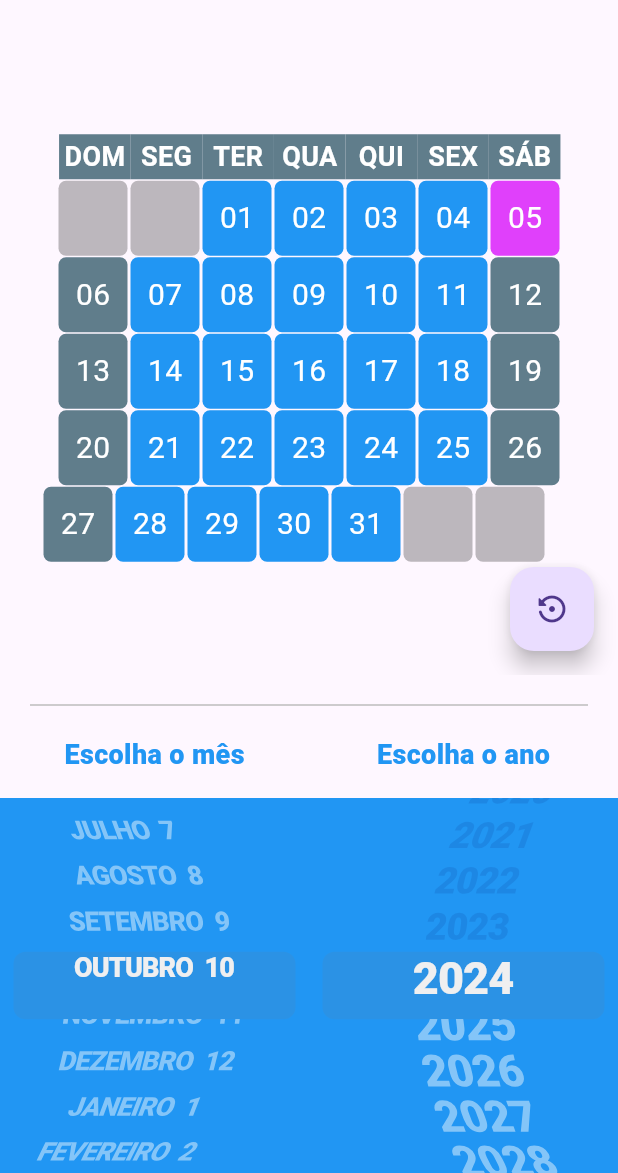
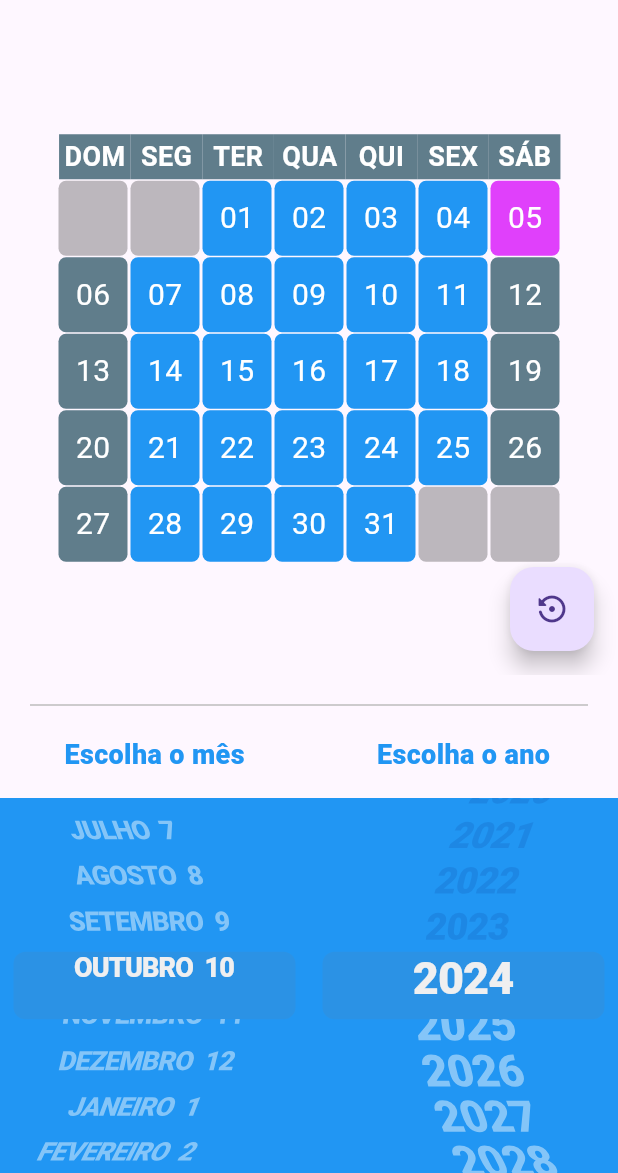
Before and after one commit to s7Thiago/escala-smart-iasd, a Flutter app: the screen it shows after launch, on a phone screen of 412 x 824 dp, the part 63-1236 px from its top. Run offline on Flutter 3.47's test engine with Material 3 defaults, Android fonts, the light colour scheme and no system bars; our stand-ins replace hive; accounts and stored records are empty.

Commit message:
Refactorização do código para melhorar a geração de dias da semana no calendário, e corrigir desalinhamentos no calendário

```diff
--- a/lib/escala/utils/date_utils.dart
+++ b/lib/escala/utils/date_utils.dart
@@ -91,7 +91,7 @@ class AppDateUtils {
     int weekEndDaysCount =
         (7 - weeks.last.days.last.dateTimeRepresentation!.weekday - 1).abs();
     weeks.last.days.addAll(List.generate(
-        weekEndDaysCount,
+        7 - weeks.last.days.length,
         (index) => Day(
               monthDayNumber: 0,
               weekDayName: NameUtils.getWeekDayName(0),
--- a/lib/main.dart
+++ b/lib/main.dart
@@ -68,13 +68,12 @@ class App extends StatelessWidget {
           Map<String, Object> data = snapshot.data!;
 
           // Getting Repositories
-          ComponentsRepository componentsRepository =
-              data[AppDataPaths.components] as ComponentsRepository;
+          ComponentsRepository componentsRepository = data[AppDataPaths.components] as ComponentsRepository;
 
           return MultiProvider(
             providers: [
               ChangeNotifierProvider(create: (_) => DateSelectorProvider()),
-              ChangeNotifierProvider(create: (_) =>ComponentProvider(repository: componentsRepository)),
+              ChangeNotifierProvider(create: (_) => ComponentProvider(repository: componentsRepository)),
               ChangeNotifierProvider(create: (_) => HomeNavigationProvider()),
               ChangeNotifierProvider(create: (_) => SelectedListNavigationProvider()),
             ],
--- a/lib/widgets/calendar/month_widget.dart
+++ b/lib/widgets/calendar/month_widget.dart
@@ -41,7 +41,7 @@ class MonthWidget extends StatelessWidget {
                       WeekDayNames.values[index].ptBrString
                           .substring(0, 3)
                           .toUpperCase(),
-                      style: const TextStyle(
+                        style: const TextStyle(
                         color: Colors.white,
                         fontWeight: FontWeight.bold,
                         fontSize: 18
--- a/lib/widgets/calendar/week_widget.dart
+++ b/lib/widgets/calendar/week_widget.dart
@@ -17,10 +17,10 @@ class WeekWidget extends StatelessWidget {
       color: Colors.transparent,
       margin: EdgeInsets.only(
         top: AppSizes.defaultWeekWidgetVerticalMargin,
-        left: week.weekIndex > 3? 8 : 0
+        left: week.weekIndex > 4? 8 : 0
       ),
       child: Row(
-        mainAxisAlignment: week.weekIndex > 3? MainAxisAlignment.start: MainAxisAlignment.center,
+        mainAxisAlignment: MainAxisAlignment.center,
         children: List.generate(
           week.days.length,
           (index) {
```
Also changed, not shown: pubspec.lock, 4 other files.
